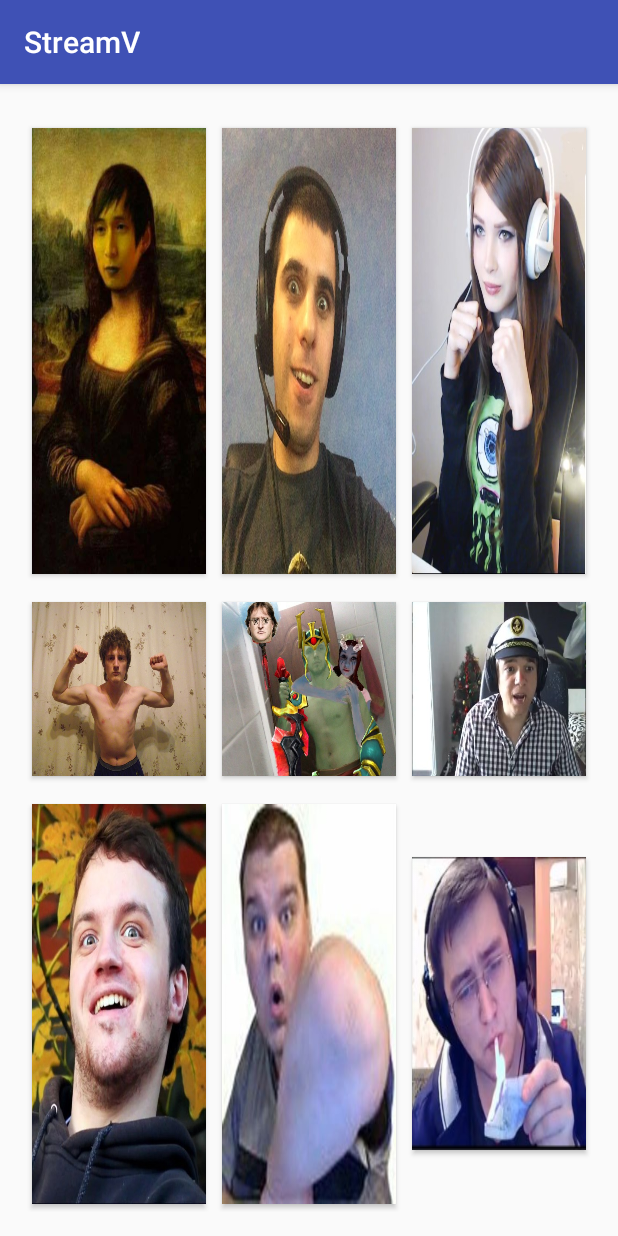
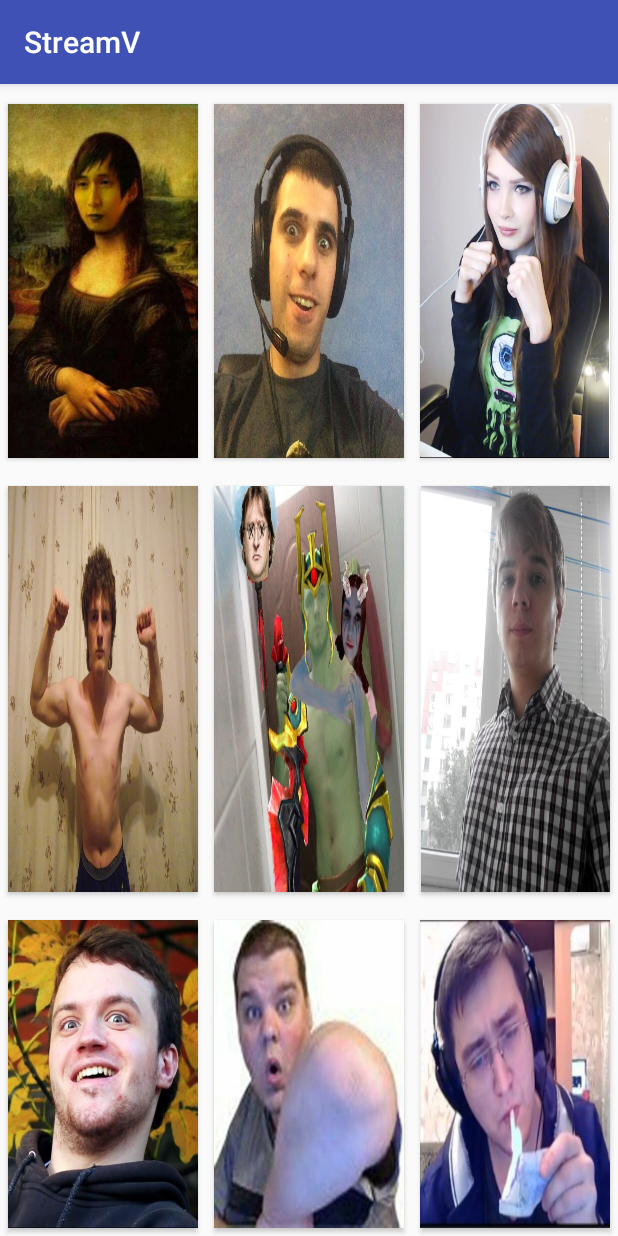
Before and after one commit to neek1337/StreamV, an Android app: the screen it shows after launch (MainActivity), on a phone screen of 412 x 824 dp. Run offline under Robolectric (Android 15) with nearby library versions, the phone set to English and light mode, and no system bars.

Commit message:
Сменил фотку альтаоды на первой кнопке синг синг ставится бекграунд(независимо от выбора стримера) с именем sing_sing_background формат названия фона для каждого стримера - "StreamerName"+"_background"

```diff
--- a/app/src/main/java/com/example/artem/streamv/MainActivity.java
+++ b/app/src/main/java/com/example/artem/streamv/MainActivity.java
@@ -14,13 +14,14 @@ public class MainActivity extends AppCompatActivity {
         setContentView(R.layout.activity_main);
 
 
+
     }
 
     public void HandleClick(View view) {
         Intent intent = new Intent(this, SecondActivity.class);
         switch (view.getId()) {
             case R.id.button1:
-                intent.putExtra("streamerName", "altaoda");
+                intent.putExtra("streamerName", "sing_sing");
 
                 break;
             case R.id.button2:
--- a/app/src/main/java/com/example/artem/streamv/SecondActivity.java
+++ b/app/src/main/java/com/example/artem/streamv/SecondActivity.java
@@ -6,12 +6,14 @@ import android.graphics.Color;
 import android.media.MediaPlayer;
 import android.os.Build;
 import android.os.Bundle;
+import android.support.v4.content.ContextCompat;
 import android.support.v7.app.AppCompatActivity;
 import android.util.Log;
 import android.view.View;
 import android.widget.Button;
 import android.widget.EditText;
 import android.widget.ImageButton;
+import android.widget.LinearLayout;
 import android.widget.TableLayout;
 
 import java.io.File;
@@ -31,6 +33,9 @@ public class SecondActivity extends AppCompatActivity {
 
         int a = 3;
        streamerName  = intent.getStringExtra("streamerName");
+        LinearLayout ll = (LinearLayout) findViewById(R.id.background);
+        int id = this.getResources().getIdentifier(streamerName + "_background", "drawable", this.getPackageName());
+        ll.setBackground(ContextCompat.getDrawable(this, id));
 //        ImageButton button = (ImageButton) findViewById(R.id.button1);
         //button.getBackground().setAlpha(64);
       /*  button.setBackground(this.getResources().getDrawable( this.getResources().getIdentifier(streamerName, "drawable", this.getPackageName())));
--- a/app/src/main/res/layout/activity_main.xml
+++ b/app/src/main/res/layout/activity_main.xml
@@ -3,10 +3,7 @@
     xmlns:tools="http://schemas.android.com/tools"
     android:layout_width="match_parent"
     android:layout_height="match_parent"
-    android:paddingBottom="@dimen/activity_vertical_margin"
-    android:paddingLeft="@dimen/activity_horizontal_margin"
-    android:paddingRight="@dimen/activity_horizontal_margin"
-    android:paddingTop="@dimen/activity_vertical_margin"
+
     tools:context="com.example.artem.streamv.MainActivity">
 
     <TableLayout
@@ -29,7 +26,7 @@
             <Button
                 android:id="@+id/button1"
                 android:layout_width="wrap_content"
-                android:layout_height="wrap_content"
+                android:layout_height="match_parent"
                 android:background="@drawable/photo3"
                 android:layout_margin="5dp"
                 android:layout_weight="1"
@@ -38,7 +35,7 @@
             <Button
                 android:id="@+id/button2"
                 android:layout_width="wrap_content"
-                android:layout_height="wrap_content"
+                android:layout_height="match_parent"
                 android:background="@drawable/photo2"
                 android:layout_margin="5dp"
                 android:layout_weight="1"
@@ -47,7 +44,7 @@
             <Button
                 android:id="@+id/button3"
                 android:layout_width="wrap_content"
-                android:layout_height="wrap_content"
+                android:layout_height="match_parent"
                 android:background="@drawable/photo4"
                 android:layout_weight="1"
                 android:layout_margin="5dp"
@@ -57,7 +54,7 @@
         </TableRow>
 
         <TableRow
-            android:id="@+id/trStatusCode1"
+            android:id="@+id/trStatusCode2"
             android:layout_width="fill_parent"
             android:layout_height="match_parent"
             android:layout_marginTop="8dp"
@@ -88,7 +85,7 @@
                 android:id="@+id/button6"
                 android:layout_width="wrap_content"
                 android:layout_height="match_parent"
-                android:background="@drawable/photo7"
+                android:background="@drawable/phota_alta1"
                 android:layout_weight="1"
                 android:layout_margin="5dp"
                 android:textColor="#FFFFFF"
@@ -109,7 +106,7 @@
             <Button
                 android:id="@+id/button7"
                 android:layout_width="wrap_content"
-                android:layout_height="wrap_content"
+                android:layout_height="match_parent"
                 android:background="@drawable/photo8"
                 android:layout_margin="5dp"
                 android:layout_weight="1"
@@ -118,7 +115,7 @@
             <Button
                 android:id="@+id/button8"
                 android:layout_width="wrap_content"
-                android:layout_height="wrap_content"
+                android:layout_height="match_parent"
                 android:background="@drawable/photo9"
                 android:layout_margin="5dp"
                 android:layout_weight="1"
@@ -127,7 +124,7 @@
             <Button
                 android:id="@+id/button9"
                 android:layout_width="wrap_content"
-                android:layout_height="wrap_content"
+                android:layout_height="match_parent"
                 android:background="@drawable/photo10"
                 android:layout_weight="1"
                 android:layout_margin="5dp"
--- a/app/src/main/res/layout/second_layout.xml
+++ b/app/src/main/res/layout/second_layout.xml
@@ -2,13 +2,13 @@
 <LinearLayout xmlns:android="http://schemas.android.com/apk/res/android"
     android:orientation="vertical"
     android:layout_width="match_parent"
-    android:layout_height="match_parent">
+    android:layout_height="match_parent"
+    android:id="@+id/background">
 
     <TableLayout
         android:id="@+id/tlImpEventContent"
         android:layout_width="match_parent"
-        android:layout_height="match_parent"
-        android:background="@drawable/altaoda">
+        android:layout_height="match_parent">
 
         <TableRow
             android:id="@+id/trStatusCode"
```
Also changed, not shown: app/src/main/res/drawable/phota_alta.jpg (added), app/src/main/res/drawable/phota_alta1.jpg (added), app/src/main/res/drawable/sing_sing_background.png (added).
